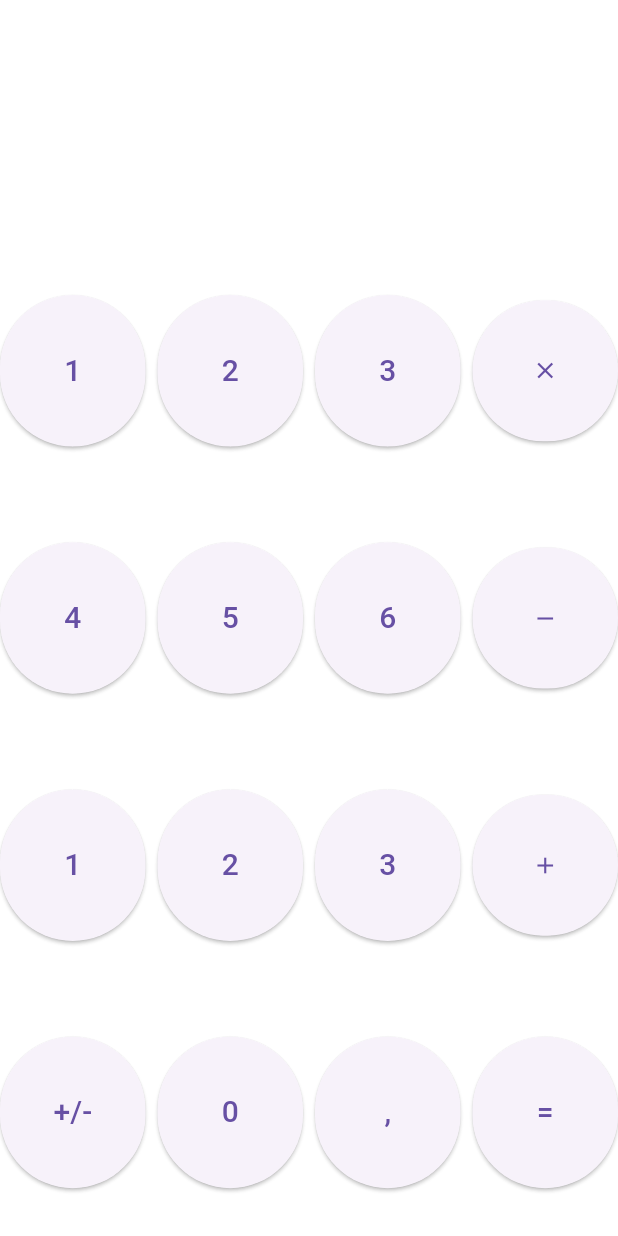
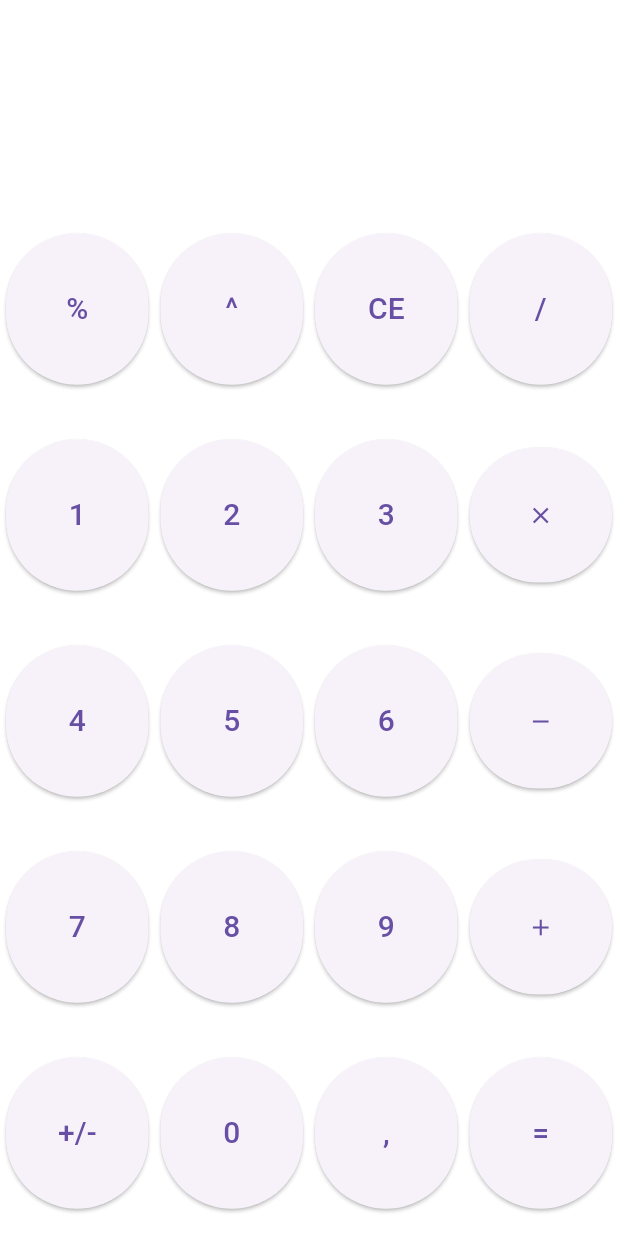
Before and after one commit to CASTELLON13/calculadora, a Flutter app: the screen it shows after launch, on a phone screen of 412 x 824 dp. Run offline on Flutter 3.47's test engine with Material 3 defaults, Android fonts, the phone set to English and light mode, and no system bars; missing offline and left inert: expressions.

Commit message:
Código encapsulado sin comentar y con funcionalidades de los botones

```diff
--- a/calculadora/lib/screens/home_screen.dart
+++ b/calculadora/lib/screens/home_screen.dart
@@ -1,15 +1,19 @@
+import 'dart:math';
+
 import 'package:flutter/material.dart';
-
+import 'package:expressions/expressions.dart';
 class HomeScreen extends StatefulWidget {
   const HomeScreen({super.key});
-
-  static const tama = TextStyle(fontSize: 30);
-
   @override
   State<HomeScreen> createState() => _HomeScreenState();
 }
 
 class _HomeScreenState extends State<HomeScreen> {
+  static const double tamaLetra = 20.0;
+  String displayText = "0";
+  String operador = "";
+  double? primerNumero;
+
   @override
   Widget build(BuildContext context) {
     return MaterialApp(
@@ -18,12 +22,12 @@ class _HomeScreenState extends State<HomeScreen> {
         primarySwatch: Colors.blue,
         scaffoldBackgroundColor: Colors.white10,
       ),
-      debugShowCheckedModeBanner: false, // Remove the debug banner
+      debugShowCheckedModeBanner: false,
       home: SafeArea(
         child: Scaffold(
           body: Column(
             children: <Widget>[
-              calculadoraWidget(context), // Resto del diseño
+              calculadoraWidget(),
             ],
           ),
         ),
@@ -31,253 +35,128 @@ class _HomeScreenState extends State<HomeScreen> {
     );
   }
 
-  Widget calculadoraWidget(BuildContext context) {
-    const double tamaLetra = 20.0;
-
+  Widget calculadoraWidget() {
     return Expanded(
       child: Column(
         children: <Widget>[
           Expanded(
             child: Container(
-              child: const Row(
-                mainAxisAlignment: MainAxisAlignment.end,
-                children: <Widget>[
-                  Text(
-                    "0",
-                    style: TextStyle(
+              alignment: Alignment.centerRight,
+              padding: const EdgeInsets.all(16.0),
+              child: Text(
+                displayText,
+                style: const TextStyle(
                   fontSize: 50,
-                      color: Color.fromARGB(255, 255, 255, 255),
-                      fontWeight: FontWeight.bold
-                    )
+                  color: Colors.white,
+                  fontWeight: FontWeight.bold,
                 ),
+              ),
+            ),
+          ),
+          botonFila(["%", "^", "CE", "/"], [aplicarPorcentaje, elevar, borrarEntrada, () => actualizarDisplay("/")]),
+          botonFila(["1", "2", "3", Icons.close], [() => actualizarDisplay("1"), () => actualizarDisplay("2"), () => actualizarDisplay("3"), () => actualizarDisplay("*")]),
+          botonFila(["4", "5", "6", Icons.remove], [() => actualizarDisplay("4"), () => actualizarDisplay("5"), () => actualizarDisplay("6"), () => actualizarDisplay("-")]),
+          botonFila(["7", "8", "9", Icons.add], [() => actualizarDisplay("7"), () => actualizarDisplay("8"), () => actualizarDisplay("9"), () => actualizarDisplay("+")]),
+          botonFila(["+/-", "0", ",", "="], [toggleSigno, () => actualizarDisplay("0"), () {}, calcularResultado]),
         ],
       ),
-            ),
-          ), // Text Top
+    );
+  }
 
+  void actualizarDisplay(String value) {
+    setState(() {
+      displayText = displayText == "0" ? value : displayText + value;
+    });
+  }
 
-          Expanded(
+  void aplicarPorcentaje() {
+    setState(() {
+      primerNumero = double.tryParse(displayText);
+      operador = "%";
+      displayText = "0";
+    });
+  }
+
+  void calcularResultado() {
+    if (operador == "%" && primerNumero != null) {
+      double segundoNumero = double.tryParse(displayText) ?? 0;
+      double resultado = (primerNumero! * segundoNumero) / 100;
+      setState(() {
+        displayText = resultado.toString();
+      });
+    } else if (operador == "^" && primerNumero != null) {
+      double exponente = double.tryParse(displayText) ?? 1;
+      num resultado = pow(primerNumero!, exponente);
+      setState(() {
+        displayText = resultado.toString();
+      });
+    } else {
+      try {
+        final expression = Expression.parse(displayText);
+        const evaluator = ExpressionEvaluator();
+        final result = evaluator.eval(expression, {});
+        setState(() {
+          displayText = result.toString();
+        });
+      } catch (e) {
+        setState(() {
+          displayText = "Error";
+        });
+      }
+    }
+    operador = "";
+    primerNumero = null;
+  }
+
+  void elevar() {
+    setState(() {
+      primerNumero = double.tryParse(displayText);
+      operador = "^";
+      displayText = "0";
+    });
+  }
+
+  void borrarEntrada() {
+    setState(() {
+      displayText = "0";
+      operador = "";
+      primerNumero = null;
+    });
+  }
+
+  void toggleSigno() {
+    setState(() {
+      if (displayText.startsWith("-")) {
+        displayText = displayText.substring(1);
+      } else {
+        displayText = "-$displayText";
+      }
+    });
+  }
+
+  Widget botonFila(List<dynamic> items, List<VoidCallback> actions) {
+    return Expanded(
       child: Row(
-    children: <Widget>[
-      Expanded(
+        children: List.generate(items.length, (index) {
+          return Expanded(
+            child: Padding(
+              padding: const EdgeInsets.symmetric(horizontal: 4.0),
               child: ElevatedButton(
-          onPressed: () {},
+                onPressed: actions[index],
                 style: ElevatedButton.styleFrom(
                   padding: const EdgeInsets.symmetric(vertical: 36.0),
                 ),
-          child: const Text(
-            "1",
-            style: TextStyle(fontSize: tamaLetra),
+                child: items[index] is IconData
+                    ? Icon(items[index] as IconData)
+                    : Text(
+                        items[index].toString(),
+                        style: const TextStyle(fontSize: tamaLetra),
                       ),
               ),
             ),
-      const SizedBox(width: 8.0), // Espacio entre botones
-      Expanded(
-        child: ElevatedButton(
-          onPressed: () {},
-          style: ElevatedButton.styleFrom(
-            padding: const EdgeInsets.symmetric(vertical: 36.0),
+          );
+        }),
       ),
-          child: const Text(
-            "2",
-            style: TextStyle(fontSize: tamaLetra),
-          ),
-        ),
-      ),
-      const SizedBox(width: 8.0), // Espacio entre botones
-      Expanded(
-        child: ElevatedButton(
-          onPressed: () {},
-          style: ElevatedButton.styleFrom(
-            padding: const EdgeInsets.symmetric(vertical: 36.0),
-          ),
-          child: const Text(
-            "3",
-            style: TextStyle(fontSize: tamaLetra),
-          ),
-        ),
-      ),
-      const SizedBox(width: 8.0), // Espacio entre botones
-      Expanded(
-        child: ElevatedButton(
-          onPressed: () {},
-          style: ElevatedButton.styleFrom(
-            padding: const EdgeInsets.symmetric(vertical: 38.0),
-          ),
-          child: const Icon(Icons.close),
-        ),
-      ),
-    ],
-  ),
-), // Row 1/2
-
-          Expanded(
-  child: Row(
-    children: <Widget>[
-      Expanded(
-        child: ElevatedButton(
-          onPressed: () {},
-          style: ElevatedButton.styleFrom(
-            padding: const EdgeInsets.symmetric(vertical: 36.0),
-          ),
-          child: const Text(
-            "4",
-            style: TextStyle(fontSize: tamaLetra),
-          ),
-        ),
-      ),
-      const SizedBox(width: 8.0), // Espacio entre botones
-      Expanded(
-        child: ElevatedButton(
-          onPressed: () {},
-          style: ElevatedButton.styleFrom(
-            padding: const EdgeInsets.symmetric(vertical: 36.0),
-          ),
-          child: const Text(
-            "5",
-            style: TextStyle(fontSize: tamaLetra),
-          ),
-        ),
-      ),
-      const SizedBox(width: 8.0), // Espacio entre botones
-      Expanded(
-        child: ElevatedButton(
-          onPressed: () {},
-          style: ElevatedButton.styleFrom(
-            padding: const EdgeInsets.symmetric(vertical: 36.0),
-          ),
-          child: const Text(
-            "6",
-            style: TextStyle(fontSize: tamaLetra),
-          ),
-        ),
-      ),
-      const SizedBox(width: 8.0), // Espacio entre botones
-      Expanded(
-        child: ElevatedButton(
-          onPressed: () {},
-          style: ElevatedButton.styleFrom(
-            padding: const EdgeInsets.symmetric(vertical: 38.0),
-          ),
-          child: const Icon(Icons.remove),
-        ),
-      ),
-    ],
-  ),
-),
-
-          Expanded(
-  child: Row(
-    children: <Widget>[
-      Expanded(
-        child: ElevatedButton(
-          onPressed: () {},
-          style: ElevatedButton.styleFrom(
-            padding: const EdgeInsets.symmetric(vertical: 36.0),
-          ),
-          child: const Text(
-            "1",
-            style: TextStyle(fontSize: tamaLetra),
-          ),
-        ),
-      ),
-      const SizedBox(width: 8.0), // Espacio entre botones
-      Expanded(
-        child: ElevatedButton(
-          onPressed: () {},
-          style: ElevatedButton.styleFrom(
-            padding: const EdgeInsets.symmetric(vertical: 36.0),
-          ),
-          child: const Text(
-            "2",
-            style: TextStyle(fontSize: tamaLetra),
-          ),
-        ),
-      ),
-      const SizedBox(width: 8.0), // Espacio entre botones
-      Expanded(
-        child: ElevatedButton(
-          onPressed: () {},
-          style: ElevatedButton.styleFrom(
-            padding: const EdgeInsets.symmetric(vertical: 36.0),
-          ),
-          child: const Text(
-            "3",
-            style: TextStyle(fontSize: tamaLetra),
-          ),
-        ),
-      ),
-      const SizedBox(width: 8.0),
-      Expanded(
-        child: ElevatedButton(
-          onPressed: () {},
-          style: ElevatedButton.styleFrom(
-            padding: const EdgeInsets.symmetric(vertical: 38.0),
-          ),
-          child: const Icon(Icons.add),
-        ),
-      ),
-    ],
-  ),
-),
-
-          Expanded(
-            child: Row(children: <Widget>[
-              Expanded(
-                child: ElevatedButton(
-                  onPressed: () {},
-                  style: ElevatedButton.styleFrom(
-                  padding: const EdgeInsets.symmetric(vertical: 36.0), // Ajusta la altura
-                  ),
-                  child: const Text(
-                    "+/-",
-                    style: TextStyle(fontSize: tamaLetra)
-                  ),
-                ),
-              ),
-              const SizedBox(width: 8.0), // Espacio entre botones
-              Expanded(
-                child: ElevatedButton(
-                  onPressed: () {},
-                  style: ElevatedButton.styleFrom(
-                  padding: const EdgeInsets.symmetric(vertical: 36.0), // Ajusta la altura
-                  ),
-                  child: const Text(
-                    "0",
-                    style: TextStyle(fontSize: tamaLetra),
-                  ),
-                ),
-              ),
-              const SizedBox(width: 8.0), // Espacio entre botones
-              Expanded(
-                child: ElevatedButton(
-                  onPressed: () {},
-                  style: ElevatedButton.styleFrom(
-                  padding: const EdgeInsets.symmetric(vertical: 36.0), // Ajusta la altura
-                  ),
-                  child: const Text(
-                    ",",
-                    style: TextStyle(fontSize: tamaLetra)
-                  ),
-                ),
-              ),
-              const SizedBox(width: 8.0), // Espacio entre botones
-              Expanded(
-                child: ElevatedButton(
-                  onPressed: () {},
-                  style: ElevatedButton.styleFrom(
-                  padding: const EdgeInsets.symmetric(vertical: 36.0), // Ajusta la altura
-                  ),
-                 child: const Text(
-                    "=",
-                    style: TextStyle(fontSize: tamaLetra)
-                  ),
-                ),
-              ),
-            ])
-          ), // Row 2/2 // Text Bottom
-        ],
-      )
     );
   }
 }
--- a/calculadora/pubspec.yaml
+++ b/calculadora/pubspec.yaml
@@ -27,10 +27,11 @@ environment:
 # dependencies can be manually updated by changing the version numbers below to
 # the latest version available on pub.dev. To see which dependencies have newer
 # versions available, run `flutter pub outdated`.
+
 dependencies:
   flutter:
     sdk: flutter
-
+  expressions: ^0.2.2
 
   # The following adds the Cupertino Icons font to your application.
   # Use with the CupertinoIcons class for iOS style icons.
```
Also changed, not shown: calculadora/pubspec.lock. Lines whose indentation alone changed are shown as unchanged.
